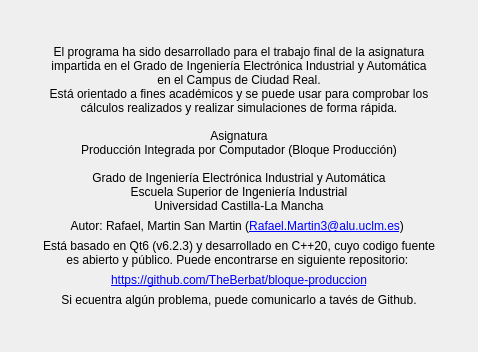
This is src/aboutdialog.ui in TheBerbat/bloque-produccion as Qt 5 draws it before an edit. The edited form follows.
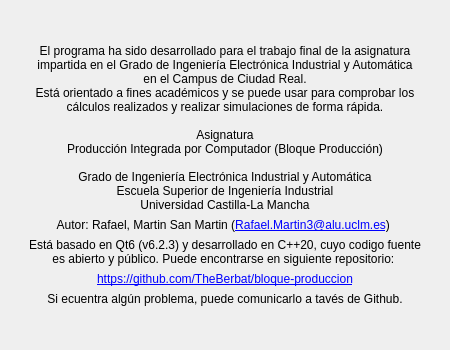
This is the edited form.

What changed in the file:
```diff
--- a/src/aboutdialog.ui
+++ b/src/aboutdialog.ui
@@ -6,10 +6,22 @@
    <rect>
     <x>0</x>
     <y>0</y>
-    <width>478</width>
-    <height>352</height>
+    <width>450</width>
+    <height>350</height>
    </rect>
   </property>
+  <property name="minimumSize">
+   <size>
+    <width>450</width>
+    <height>350</height>
+   </size>
+  </property>
+  <property name="maximumSize">
+   <size>
+    <width>450</width>
+    <height>350</height>
+   </size>
+  </property>
   <property name="windowTitle">
    <string>Dialog</string>
   </property>
```
Left out of the diff: 2 changed lines with no effect on the pictures.
